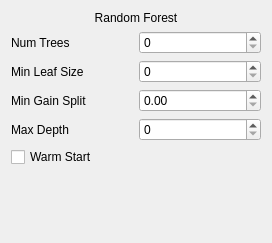
First picture: the form in src/WhiskerToolbox/ML_Widget/ML_Random_Forest_Widget/ML_Random_Forest_Widget.ui, repository paulmthompson/WhiskerToolbox, before the edit.
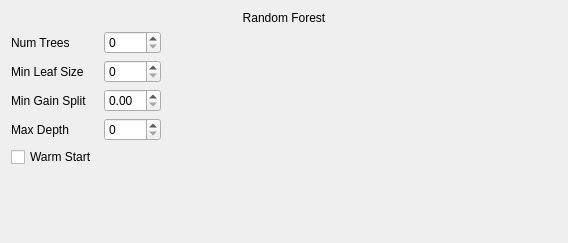
Second picture: the form after the edit.

Diff of the .ui file:
```diff
--- a/src/WhiskerToolbox/ML_Widget/ML_Random_Forest_Widget/ML_Random_Forest_Widget.ui
+++ b/src/WhiskerToolbox/ML_Widget/ML_Random_Forest_Widget/ML_Random_Forest_Widget.ui
@@ -6,7 +6,7 @@
    <rect>
     <x>0</x>
     <y>0</y>
-    <width>272</width>
+    <width>568</width>
     <height>243</height>
    </rect>
   </property>
@@ -25,68 +25,69 @@
     </widget>
    </item>
    <item>
-    <layout class="QHBoxLayout" name="horizontalLayout">
-     <item>
-      <widget class="QLabel" name="label_2">
-       <property name="text">
-        <string>Num Trees</string>
-       </property>
-      </widget>
-     </item>
-     <item>
+    <layout class="QGridLayout" name="gridLayout">
+     <item row="0" column="1">
       <widget class="QSpinBox" name="spinBox"/>
      </item>
-    </layout>
-   </item>
-   <item>
-    <layout class="QHBoxLayout" name="horizontalLayout_2">
-     <item>
-      <widget class="QLabel" name="label_3">
+     <item row="4" column="0">
+      <widget class="QCheckBox" name="checkBox">
        <property name="text">
-        <string>Min Leaf Size</string>
+        <string>Warm Start</string>
        </property>
       </widget>
      </item>
-     <item>
+     <item row="3" column="0">
+      <widget class="QLabel" name="label_5">
+       <property name="text">
+        <string>Max Depth</string>
+       </property>
+      </widget>
+     </item>
+     <item row="1" column="1">
       <widget class="QSpinBox" name="spinBox_2"/>
      </item>
-    </layout>
-   </item>
-   <item>
-    <layout class="QHBoxLayout" name="horizontalLayout_3">
-     <item>
+     <item row="2" column="0">
       <widget class="QLabel" name="label_4">
        <property name="text">
         <string>Min Gain Split</string>
        </property>
       </widget>
      </item>
-     <item>
-      <widget class="QDoubleSpinBox" name="doubleSpinBox"/>
-     </item>
-    </layout>
-   </item>
-   <item>
-    <layout class="QHBoxLayout" name="horizontalLayout_4">
-     <item>
-      <widget class="QLabel" name="label_5">
-       <property name="text">
-        <string>Max Depth</string>
-       </property>
-      </widget>
-     </item>
-     <item>
+     <item row="3" column="1">
       <widget class="QSpinBox" name="spinBox_3"/>
      </item>
+     <item row="1" column="0">
+      <widget class="QLabel" name="label_3">
+       <property name="text">
+        <string>Min Leaf Size</string>
+       </property>
+      </widget>
+     </item>
+     <item row="0" column="0">
+      <widget class="QLabel" name="label_2">
+       <property name="text">
+        <string>Num Trees</string>
+       </property>
+      </widget>
+     </item>
+     <item row="2" column="1">
+      <widget class="QDoubleSpinBox" name="doubleSpinBox"/>
+     </item>
+     <item row="0" column="2">
+      <spacer name="horizontalSpacer">
+       <property name="orientation">
+        <enum>Qt::Orientation::Horizontal</enum>
+       </property>
+       <property name="sizeHint" stdset="0">
+        <size>
+         <width>40</width>
+         <height>20</height>
+        </size>
+       </property>
+      </spacer>
+     </item>
     </layout>
    </item>
-   <item>
-    <widget class="QCheckBox" name="checkBox">
-     <property name="text">
-      <string>Warm Start</string>
-     </property>
-    </widget>
-   </item>
    <item>
     <spacer name="verticalSpacer">
      <property name="orientation">
```
